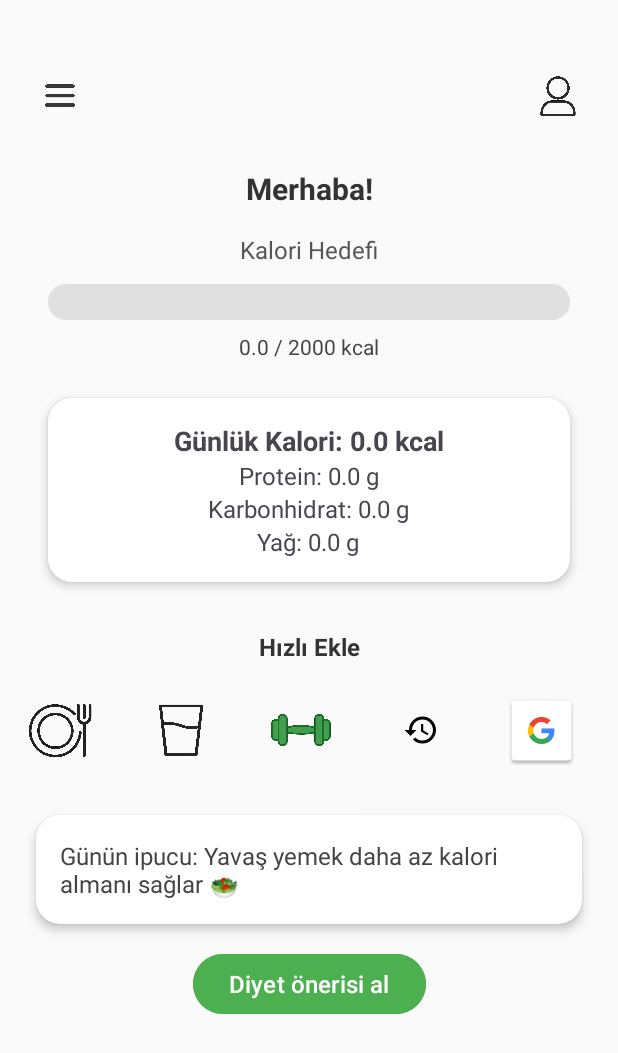
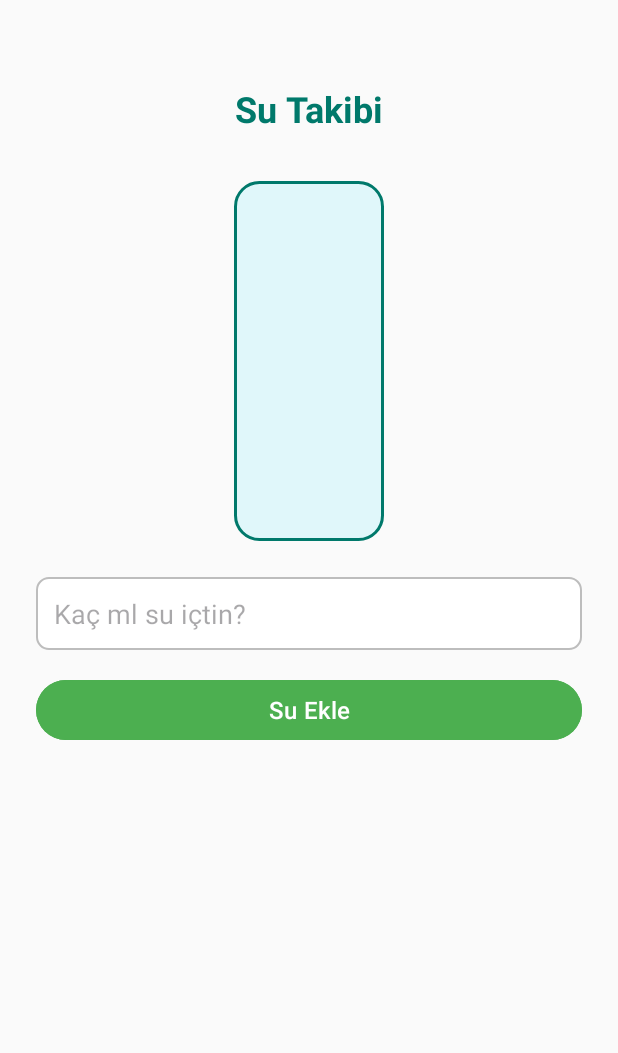
Before and after one commit to yegezici/CalorEase, an Android app: the HomeActivity screen opened directly, with no data from a screen before it, after a tap on "Add Water", on a phone screen of 412 x 824 dp. Shown: the top 1053 px of the screen. Run offline under Robolectric (Android 15) with nearby library versions, the phone set to English and light mode, and no system bars; our stand-ins replace Firebase (no records; nobody signed in at launch, a user with empty details on screens opened directly).

Commit message:
add water menu added

```diff
--- a/app/src/main/AndroidManifest.xml
+++ b/app/src/main/AndroidManifest.xml
@@ -44,6 +44,8 @@
         <activity android:name=".ProfileActivity" />
         <activity android:name=".SelectMealOptionActivity" />
         <activity android:name=".CustomMealActivity" />
+        <activity android:name=".AddWaterActivity" />
+
         <activity
             android:name=".MainActivity"
             android:exported="true">
--- /dev/null
+++ b/app/src/main/java/com/example/calorease/AddWaterActivity.java
@@ -0,0 +1,98 @@
+package com.example.calorease;
+
+import android.os.Bundle;
+import android.view.View;
+import android.widget.Button;
+import android.widget.EditText;
+import android.widget.Toast;
+
+import android.view.ViewGroup;
+import androidx.appcompat.app.AppCompatActivity;
+
+import com.google.firebase.auth.FirebaseAuth;
+
+import java.text.SimpleDateFormat;
+import java.util.Date;
+import java.util.Locale;
+
+public class AddWaterActivity extends AppCompatActivity {
+
+    private EditText editAmount;
+    private View viewWaterLevel;
+    private final int DAILY_WATER_GOAL = 2000; // ml
+
+    @Override
+    protected void onCreate(Bundle savedInstanceState) {
+        super.onCreate(savedInstanceState);
+        setContentView(R.layout.activity_add_water);
+
+        editAmount = findViewById(R.id.edit_amount);
+        viewWaterLevel = findViewById(R.id.viewWaterLevel);
+
+        Button btnAddWater = findViewById(R.id.btn_add_water);
+        btnAddWater.setOnClickListener(v -> addWater());
+
+        // Güncel su miktarını göster
+        fetchAndUpdateBottle();
+    }
+
+    private void fetchAndUpdateBottle() {
+        String userId = FirebaseAuth.getInstance().getCurrentUser().getUid();
+        String today = new SimpleDateFormat("yyyy-MM-dd", Locale.getDefault()).format(new Date());
+
+        DatabaseManager.getInstance().fetchWaterIntake(userId, today, new DatabaseManager.OnWaterFetchedCallback() {
+            @Override
+            public void onSuccess(int amount) {
+                updateWaterBottle(amount);
+            }
+
+            @Override
+            public void onFailure(String errorMessage) {
+                Toast.makeText(AddWaterActivity.this, "Su miktarı alınamadı", Toast.LENGTH_SHORT).show();
+            }
+        });
+    }
+
+    private void addWater() {
+        String amountStr = editAmount.getText().toString().trim();
+        if (amountStr.isEmpty()) {
+            Toast.makeText(this, "Lütfen bir miktar girin", Toast.LENGTH_SHORT).show();
+            return;
+        }
+
+        int amount = Integer.parseInt(amountStr);
+        if (amount <= 0) {
+            Toast.makeText(this, "Geçerli bir miktar girin", Toast.LENGTH_SHORT).show();
+            return;
+        }
+
+        String userId = FirebaseAuth.getInstance().getCurrentUser().getUid();
+        DatabaseManager.getInstance().addWaterIntake(userId, amount, new DatabaseManager.OnWaterUpdatedCallback() {
+            @Override
+            public void onSuccess(int totalAmount) {
+                updateWaterBottle(totalAmount);
+                Toast.makeText(AddWaterActivity.this, "Su eklendi!", Toast.LENGTH_SHORT).show();
+                editAmount.setText("");
+            }
+
+            @Override
+            public void onFailure(String errorMessage) {
+                Toast.makeText(AddWaterActivity.this, "Hata: " + errorMessage, Toast.LENGTH_SHORT).show();
+            }
+        });
+    }
+
+    private void updateWaterBottle(int currentWater) {
+        View container = findViewById(R.id.waterBottleContainer);
+
+        container.post(() -> {
+            int maxHeight = container.getHeight();
+            float percentage = Math.min(1f, currentWater / (float) DAILY_WATER_GOAL);
+            int waterHeight = (int) (maxHeight * percentage);
+
+            ViewGroup.LayoutParams params = viewWaterLevel.getLayoutParams();
+            params.height = waterHeight;
+            viewWaterLevel.setLayoutParams(params);
+        });
+    }
+}
--- a/app/src/main/java/com/example/calorease/HomeActivity.java
+++ b/app/src/main/java/com/example/calorease/HomeActivity.java
@@ -2,7 +2,6 @@ package com.example.calorease;
 
 import android.content.Intent;
 import android.os.Bundle;
-import android.view.View;
 import android.widget.Button;
 import android.widget.ImageButton;
 import android.widget.ProgressBar;
@@ -12,9 +11,11 @@ import android.widget.Toast;
 import androidx.appcompat.app.AppCompatActivity;
 
 import com.google.firebase.auth.FirebaseAuth;
+import com.google.firebase.auth.FirebaseUser;
+import com.google.firebase.firestore.DocumentSnapshot;
+import com.google.firebase.firestore.FirebaseFirestore;
 
 import java.text.SimpleDateFormat;
-import java.util.ArrayList;
 import java.util.Date;
 import java.util.List;
 import java.util.Locale;
@@ -23,14 +24,15 @@ import java.util.Map;
 public class HomeActivity extends AppCompatActivity {
 
     private ImageButton btnMenu, btnProfile, btnAddMeal, btnAddWater, btnAddExercise, btnDietHistory;
-    private ProgressBar progressCalories;
+    private ProgressBar progressCalories, progressWater;
     private Button btnRecommendation;
-    private TextView tvCalories, tvProtein, tvCarbs, tvFat, textGreeting, textDailyTip, textCalorieRatio;
+    private TextView tvCalories, tvProtein, tvCarbs, tvFat, textGreeting, textDailyTip, textCalorieRatio, textWaterLabel;
 
-    private double totalCalories = 0;
-    private double totalProtein = 0;
-    private double totalCarbs = 0;
-    private double totalFat = 0;
+    private int totalCalories = 0;
+    private int totalProtein = 0;
+    private int totalCarbs = 0;
+    private int totalFat = 0;
+    private final int DAILY_WATER_GOAL = 2000;
 
     private int dailyCalorieGoal = 2000;
 
@@ -38,11 +40,20 @@ public class HomeActivity extends AppCompatActivity {
     protected void onResume() {
         super.onResume();
         fetchUserCalorieGoalAndLoadMeals();
+        loadDailyWaterIntake();
     }
 
     @Override
     protected void onCreate(Bundle savedInstanceState) {
         super.onCreate(savedInstanceState);
+
+        FirebaseUser currentUser = FirebaseAuth.getInstance().getCurrentUser();
+        if (currentUser == null) {
+            startActivity(new Intent(this, LogIn.class));
+            finish();
+            return;
+        }
+
         setContentView(R.layout.activity_home);
 
         btnMenu = findViewById(R.id.btn_menu);
@@ -52,31 +63,38 @@ public class HomeActivity extends AppCompatActivity {
         btnAddExercise = findViewById(R.id.btn_add_exercise);
         btnDietHistory = findViewById(R.id.btn_diet_history);
         textDailyTip = findViewById(R.id.text_daily_tip);
-        textDailyTip.setText("Günün ipucu: Yavaş yemek daha az kalori almanı sağlar 🥗");
         btnRecommendation = findViewById(R.id.btn_recommendation);
         textCalorieRatio = findViewById(R.id.text_calorie_ratio);
 
         progressCalories = findViewById(R.id.progress_calories);
+        progressWater = findViewById(R.id.progress_water);
         tvCalories = findViewById(R.id.tv_calories);
         tvProtein = findViewById(R.id.tv_protein);
         tvCarbs = findViewById(R.id.tv_carbs);
         tvFat = findViewById(R.id.tv_fat);
         textGreeting = findViewById(R.id.text_greeting);
+        textWaterLabel = findViewById(R.id.text_water_label);
+
+        progressCalories.setMax(dailyCalorieGoal);
+        progressWater.setMax(DAILY_WATER_GOAL);
 
         loadUserName();
-        progressCalories.setMax(dailyCalorieGoal);
+        textDailyTip.setText("Günün ipucu: Yavaş yemek daha az kalori almanı sağlar 🥗");
 
         btnMenu.setOnClickListener(v -> Toast.makeText(this, "Menü açılıyor...", Toast.LENGTH_SHORT).show());
         btnProfile.setOnClickListener(v -> startActivity(new Intent(this, ProfileActivity.class)));
         btnAddMeal.setOnClickListener(v -> startActivity(new Intent(this, SelectMealCategory.class)));
-        btnAddWater.setOnClickListener(v -> Toast.makeText(this, "Su ekleme henüz aktif değil", Toast.LENGTH_SHORT).show());
+        btnAddWater.setOnClickListener(v -> startActivity(new Intent(this, AddWaterActivity.class)));
         btnAddExercise.setOnClickListener(v -> Toast.makeText(this, "Egzersiz ekleme henüz aktif değil", Toast.LENGTH_SHORT).show());
         btnDietHistory.setOnClickListener(v -> startActivity(new Intent(this, DietHistoryActivity.class)));
         btnRecommendation.setOnClickListener(v -> startActivity(new Intent(this, ChatbotActivity.class)));
     }
 
     private void loadUserName() {
-        String userId = FirebaseAuth.getInstance().getCurrentUser().getUid();
+        FirebaseUser user = FirebaseAuth.getInstance().getCurrentUser();
+        if (user == null) return;
+
+        String userId = user.getUid();
         DatabaseManager.getInstance().fetchUser(userId, new DatabaseManager.UserCallback() {
             @Override
             public void onSuccess(Map<String, Object> userData) {
@@ -92,7 +110,10 @@ public class HomeActivity extends AppCompatActivity {
     }
 
     private void fetchUserCalorieGoalAndLoadMeals() {
-        String userId = FirebaseAuth.getInstance().getCurrentUser().getUid();
+        FirebaseUser user = FirebaseAuth.getInstance().getCurrentUser();
+        if (user == null) return;
+
+        String userId = user.getUid();
         DatabaseManager.getInstance().fetchUser(userId, new DatabaseManager.UserCallback() {
             @Override
             public void onSuccess(Map<String, Object> userData) {
@@ -113,7 +134,10 @@ public class HomeActivity extends AppCompatActivity {
     }
 
     private void loadTodayMealsAndUpdateProgress() {
-        String userId = FirebaseAuth.getInstance().getCurrentUser().getUid();
+        FirebaseUser user = FirebaseAuth.getInstance().getCurrentUser();
+        if (user == null) return;
+
+        String userId = user.getUid();
         String today = getTodayDate();
 
         DatabaseManager.getInstance().fetchMealInstancesForToday(userId, today, new DatabaseManager.MealInstanceCallback() {
@@ -124,55 +148,51 @@ public class HomeActivity extends AppCompatActivity {
                 totalCarbs = 0;
                 totalFat = 0;
 
-                List<Runnable> pendingUpdates = new ArrayList<>();
-                final int[] pendingCount = {0};
                 for (Map<String, Object> instance : mealInstances) {
                     List<Map<String, Object>> meals = (List<Map<String, Object>>) instance.get("meals");
                     if (meals != null) {
                         for (Map<String, Object> mealEntry : meals) {
-                            String mealId = (String) mealEntry.get("mealId");
-
-
                             Object qtyObj = mealEntry.get("quantity");
                             int quantity = (qtyObj instanceof Number) ? ((Number) qtyObj).intValue() : 0;
 
-                            if (mealId != null && quantity > 0) {
-                                pendingCount[0]++;
-                                DatabaseManager.getInstance().fetchMealById(mealId, new DatabaseManager.MealDetailCallback() {
-                                    @Override
-                                    public void onSuccess(Map<String, Object> mealData) {
-                                        double cal = toDouble(mealData.get("calories"));
-                                        double pro = toDouble(mealData.get("protein"));
-                                        double carb = toDouble(mealData.get("carb"));
-                                        double fat = toDouble(mealData.get("fat"));
+                            if (mealEntry.containsKey("mealID")) {
+                                String mealID = (String) mealEntry.get("mealID");
+                                if (mealID != null && quantity > 0) {
+                                    DatabaseManager.getInstance().fetchMealById(mealID, new DatabaseManager.MealDetailCallback() {
+                                        @Override
+                                        public void onSuccess(Map<String, Object> mealData) {
+                                            int cal = toInt(mealData.get("calories"));
+                                            int pro = toInt(mealData.get("protein"));
+                                            int carb = toInt(mealData.get("carb"));
+                                            int fat = toInt(mealData.get("fat"));
 
-                                        totalCalories += cal * quantity / 100;
-                                        totalProtein += pro * quantity / 100;
-                                        totalCarbs += carb * quantity / 100;
-                                        totalFat += fat * quantity / 100;
+                                            totalCalories += cal * quantity / 100;
+                                            totalProtein += pro * quantity / 100;
+                                            totalCarbs += carb * quantity / 100;
+                                            totalFat += fat * quantity / 100;
 
-                                        pendingCount[0]--;
-                                        if (pendingCount[0] == 0) {
                                             updateProgress(totalCalories, totalProtein, totalCarbs, totalFat);
                                         }
-                                    }
 
-                                    @Override
-                                    public void onFailure(String error) {
-                                        pendingCount[0]--;
-                                        if (pendingCount[0] == 0) {
-                                            updateProgress(totalCalories, totalProtein, totalCarbs, totalFat);
-                                        }
-                                    }
-                                });
+                                        @Override
+                                        public void onFailure(String error) {}
+                                    });
+                                }
+                            } else {
+                                int cal = toInt(mealEntry.get("calories"));
+                                int pro = toInt(mealEntry.get("protein"));
+                                int carb = toInt(mealEntry.get("carb"));
+                                int fat = toInt(mealEntry.get("fat"));
+
+                                totalCalories += cal * quantity / 100;
+                                totalProtein += pro * quantity / 100;
+                                totalCarbs += carb * quantity / 100;
+                                totalFat += fat * quantity / 100;
+
+                                updateProgress(totalCalories, totalProtein, totalCarbs, totalFat);
                             }
                         }
                     }
-                }
-
-                // Eğer hiç meal yoksa doğrudan update et
-                if (pendingCount[0] == 0) {
-                    updateProgress(0, 0, 0, 0);
                 }
             }
 
@@ -183,28 +203,15 @@ public class HomeActivity extends AppCompatActivity {
         });
     }
 
-
-
     private int toInt(Object obj) {
         return (obj instanceof Number) ? ((Number) obj).intValue() : 0;
     }
-    private double toDouble(Object value) {
-        if (value instanceof Number) {
-            return ((Number) value).doubleValue();
-        }
-        try {
-            return Double.parseDouble(String.valueOf(value));
-        } catch (NumberFormatException e) {
-            return 0.0;
-        }
-    }
 
-
-    private void updateProgress(double calories, double protein, double carbs, double fat) {
-        progressCalories.setProgress((int) calories);
+    private void updateProgress(int calories, int protein, int carbs, int fat) {
+        progressCalories.setProgress(calories);
         textCalorieRatio.setText(calories + " / " + dailyCalorieGoal + " kcal");
 
-        double percent = (dailyCalorieGoal > 0) ? (calories * 100f / dailyCalorieGoal) : 0f;
+        float percent = (dailyCalorieGoal > 0) ? (calories * 100f / dailyCalorieGoal) : 0f;
 
         if (percent <= 25) {
             progressCalories.setProgressDrawable(getDrawable(R.drawable.progress_danger));
@@ -220,6 +227,29 @@ public class HomeActivity extends AppCompatActivity {
         tvFat.setText("Yağ: " + fat + " g");
     }
 
+    private void loadDailyWaterIntake() {
+        FirebaseUser user = FirebaseAuth.getInstance().getCurrentUser();
+        if (user == null) return;
+
+        String userId = user.getUid();
+        String today = new SimpleDateFormat("yyyy-MM-dd", Locale.getDefault()).format(new Date());
+
+        FirebaseFirestore.getInstance()
+                .collection("Users")
+                .document(userId)
+                .collection("WaterIntake")
+                .document(today)
+                .get()
+                .addOnSuccessListener(documentSnapshot -> {
+                    int total = documentSnapshot.contains("amount") ? documentSnapshot.getLong("amount").intValue() : 0;
+                    progressWater.setProgress(total);
+                    textWaterLabel.setText(total + " / " + DAILY_WATER_GOAL + " ml");
+                })
+                .addOnFailureListener(e -> {
+                    textWaterLabel.setText("Su bilgisi alınamadı");
+                });
+    }
+
     private String getTodayDate() {
         return new SimpleDateFormat("yyyy-MM-dd", Locale.getDefault()).format(new Date());
     }
--- /dev/null
+++ b/app/src/main/res/drawable/bg_bottle_outline.xml
@@ -0,0 +1,6 @@
+<shape xmlns:android="http://schemas.android.com/apk/res/android"
+    android:shape="rectangle">
+    <solid android:color="#E0F7FA" />
+    <stroke android:width="2dp" android:color="#00796B" />
+    <corners android:radius="16dp"/>
+</shape>
--- /dev/null
+++ b/app/src/main/res/drawable/bg_edittext.xml
@@ -0,0 +1,6 @@
+<shape xmlns:android="http://schemas.android.com/apk/res/android"
+    android:shape="rectangle">
+    <solid android:color="#FFFFFF"/>
+    <stroke android:width="1dp" android:color="#BDBDBD"/>
+    <corners android:radius="8dp"/>
+</shape>
--- /dev/null
+++ b/app/src/main/res/drawable/bg_edittext_rounded.xml
@@ -0,0 +1,6 @@
+<shape xmlns:android="http://schemas.android.com/apk/res/android"
+    android:shape="rectangle">
+    <solid android:color="#FFFFFF"/>
+    <corners android:radius="12dp"/>
+    <stroke android:width="1dp" android:color="#CCCCCC"/>
+</shape>
--- /dev/null
+++ b/app/src/main/res/drawable/bg_water_fill.xml
@@ -0,0 +1,6 @@
+<shape xmlns:android="http://schemas.android.com/apk/res/android"
+    android:shape="rectangle">
+    <solid android:color="#4FC3F7" />
+    <corners android:bottomLeftRadius="16dp"
+        android:bottomRightRadius="16dp"/>
+</shape>
--- /dev/null
+++ b/app/src/main/res/drawable/ic_drop.xml
@@ -0,0 +1,5 @@
+<vector xmlns:android="http://schemas.android.com/apk/res/android" android:height="24dp" android:tint="#2854C1" android:viewportHeight="24" android:viewportWidth="24" android:width="24dp">
+
+    <path android:fillColor="@android:color/white" android:pathData="M12,2c-5.33,4.55 -8,8.48 -8,11.8c0,4.98 3.8,8.2 8,8.2s8,-3.22 8,-8.2C20,10.48 17.33,6.55 12,2zM7.83,14c0.37,0 0.67,0.26 0.74,0.62c0.41,2.22 2.28,2.98 3.64,2.87c0.43,-0.02 0.79,0.32 0.79,0.75c0,0.4 -0.32,0.73 -0.72,0.75c-2.13,0.13 -4.62,-1.09 -5.19,-4.12C7.01,14.42 7.37,14 7.83,14z"/>
+
+</vector>
--- /dev/null
+++ b/app/src/main/res/drawable/ic_water_bottle.xml
@@ -0,0 +1,5 @@
+<vector xmlns:android="http://schemas.android.com/apk/res/android" android:height="24dp" android:tint="#2854C1" android:viewportHeight="24" android:viewportWidth="24" android:width="24dp">
+
+    <path android:fillColor="@android:color/white" android:pathData="M21.98,14H22H21.98zM5.35,13c1.19,0 1.42,1 3.33,1c1.95,0 2.09,-1 3.33,-1c1.19,0 1.42,1 3.33,1c1.95,0 2.09,-1 3.33,-1c1.19,0 1.4,0.98 3.31,1v-2c-1.19,0 -1.42,-1 -3.33,-1c-1.95,0 -2.09,1 -3.33,1c-1.19,0 -1.42,-1 -3.33,-1c-1.95,0 -2.09,1 -3.33,1c-1.19,0 -1.42,-1 -3.33,-1C3.38,11 3.24,12 2,12v2C3.9,14 4.17,13 5.35,13zM18.67,15c-1.95,0 -2.09,1 -3.33,1c-1.19,0 -1.42,-1 -3.33,-1c-1.95,0 -2.1,1 -3.34,1c-1.24,0 -1.38,-1 -3.33,-1c-1.95,0 -2.1,1 -3.34,1v2c1.95,0 2.11,-1 3.34,-1c1.24,0 1.38,1 3.33,1c1.95,0 2.1,-1 3.34,-1c1.19,0 1.42,1 3.33,1c1.94,0 2.09,-1 3.33,-1c1.19,0 1.42,1 3.33,1v-2C20.76,16 20.62,15 18.67,15zM5.35,9c1.19,0 1.42,1 3.33,1c1.95,0 2.09,-1 3.33,-1c1.19,0 1.42,1 3.33,1c1.95,0 2.09,-1 3.33,-1c1.19,0 1.4,0.98 3.31,1V8c-1.19,0 -1.42,-1 -3.33,-1c-1.95,0 -2.09,1 -3.33,1c-1.19,0 -1.42,-1 -3.33,-1C10.04,7 9.9,8 8.66,8C7.47,8 7.24,7 5.33,7C3.38,7 3.24,8 2,8v2C3.9,10 4.17,9 5.35,9z"/>
+
+</vector>
--- a/app/src/main/res/drawable/progress_bar.xml
+++ b/app/src/main/res/drawable/progress_water.xml
@@ -1,15 +1,15 @@
 <layer-list xmlns:android="http://schemas.android.com/apk/res/android">
     <item android:id="@android:id/background">
         <shape>
-            <corners android:radius="12dp"/>
-            <solid android:color="#E0E0E0"/>
+            <corners android:radius="50dp" />
+            <solid android:color="#E0E0E0" />
         </shape>
     </item>
     <item android:id="@android:id/progress">
         <clip>
             <shape>
-                <corners android:radius="12dp"/>
-                <solid android:color="#4CAF50"/>
+                <corners android:radius="50dp" />
+                <solid android:color="#2196F3" />
             </shape>
         </clip>
     </item>
--- /dev/null
+++ b/app/src/main/res/layout/activity_add_water.xml
@@ -0,0 +1,67 @@
+<?xml version="1.0" encoding="utf-8"?>
+<androidx.constraintlayout.widget.ConstraintLayout
+    xmlns:android="http://schemas.android.com/apk/res/android"
+    xmlns:app="http://schemas.android.com/apk/res-auto"
+    android:layout_width="match_parent"
+    android:layout_height="match_parent"
+    android:padding="24dp"
+    android:background="#FAFAFA">
+
+    <TextView
+        android:id="@+id/text_title"
+        android:layout_width="wrap_content"
+        android:layout_height="wrap_content"
+        android:text="Su Takibi"
+        android:textSize="24sp"
+        android:textStyle="bold"
+        android:textColor="#00796B"
+        app:layout_constraintTop_toTopOf="parent"
+        app:layout_constraintStart_toStartOf="parent"
+        app:layout_constraintEnd_toEndOf="parent"
+        android:layout_marginTop="32dp"/>
+
+    <FrameLayout
+        android:id="@+id/waterBottleContainer"
+        android:layout_width="100dp"
+        android:layout_height="240dp"
+        android:layout_marginTop="32dp"
+        android:background="@drawable/bg_bottle_outline"
+        app:layout_constraintTop_toBottomOf="@id/text_title"
+        app:layout_constraintStart_toStartOf="parent"
+        app:layout_constraintEnd_toEndOf="parent">
+
+        <View
+            android:id="@+id/viewWaterLevel"
+            android:layout_width="match_parent"
+            android:layout_height="0dp"
+            android:layout_gravity="bottom"
+            android:background="@drawable/bg_water_fill"/>
+    </FrameLayout>
+
+    <EditText
+        android:id="@+id/edit_amount"
+        android:layout_width="0dp"
+        android:layout_height="wrap_content"
+        android:hint="Kaç ml su içtin?"
+        android:inputType="number"
+        android:background="@drawable/bg_edittext"
+        android:padding="12dp"
+        app:layout_constraintTop_toBottomOf="@id/waterBottleContainer"
+        app:layout_constraintStart_toStartOf="parent"
+        app:layout_constraintEnd_toEndOf="parent"
+        android:layout_marginTop="24dp"/>
+
+    <Button
+        android:id="@+id/btn_add_water"
+        android:layout_width="0dp"
+        android:layout_height="wrap_content"
+        android:text="Su Ekle"
+        android:backgroundTint="#4CAF50"
+        android:textColor="#FFFFFF"
+        android:textAllCaps="false"
+        android:textSize="16sp"
+        app:layout_constraintTop_toBottomOf="@id/edit_amount"
+        app:layout_constraintStart_toStartOf="parent"
+        app:layout_constraintEnd_toEndOf="parent"
+        android:layout_marginTop="16dp"/>
+</androidx.constraintlayout.widget.ConstraintLayout>
--- a/app/src/main/res/layout/activity_custom_meal.xml
+++ b/app/src/main/res/layout/activity_custom_meal.xml
@@ -29,7 +29,8 @@
             android:layout_width="wrap_content"
             android:layout_height="wrap_content"
             android:text="Kalori bilgisini bilmiyorum"
-            android:layout_marginTop="8dp" />
+            android:layout_marginTop="8dp"/>
+
 
         <EditText
             android:id="@+id/edit_protein"
```
Also changed, not shown: app/src/main/java/com/example/calorease/CustomMealActivity.java (+17 -28 lines), app/src/main/java/com/example/calorease/DatabaseManager.java (+74 -43 lines), app/src/main/res/drawable/water_bottle.xml (added, +17 -0 lines), app/src/main/res/layout/activity_home.xml (+33 -2 lines).
